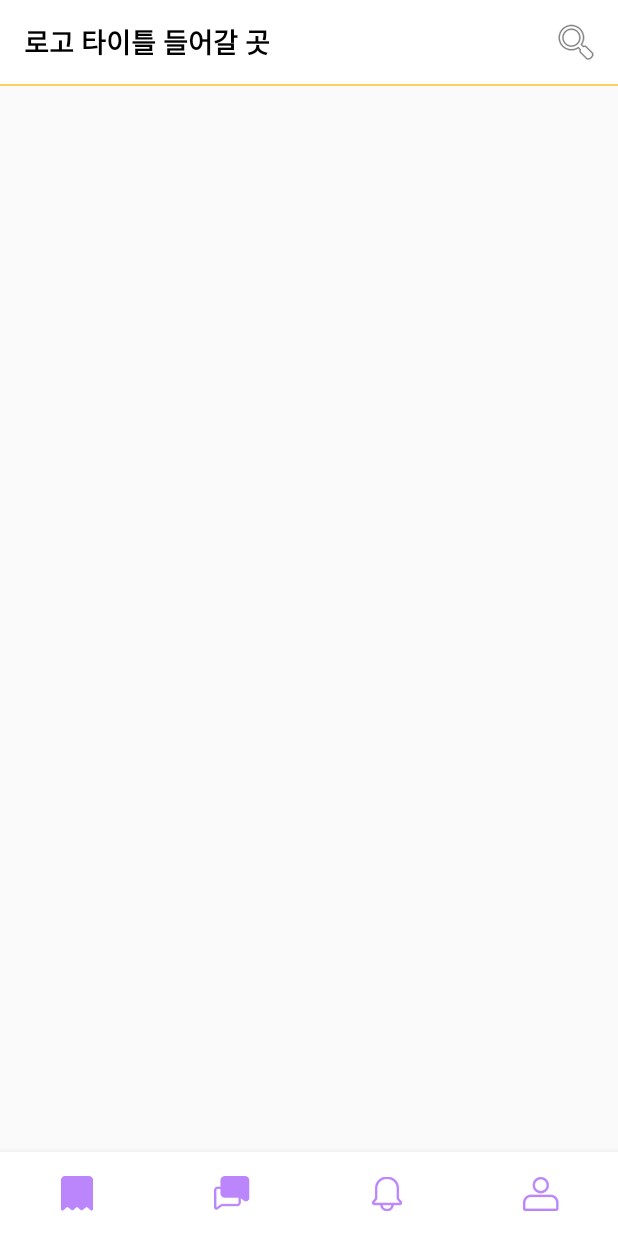
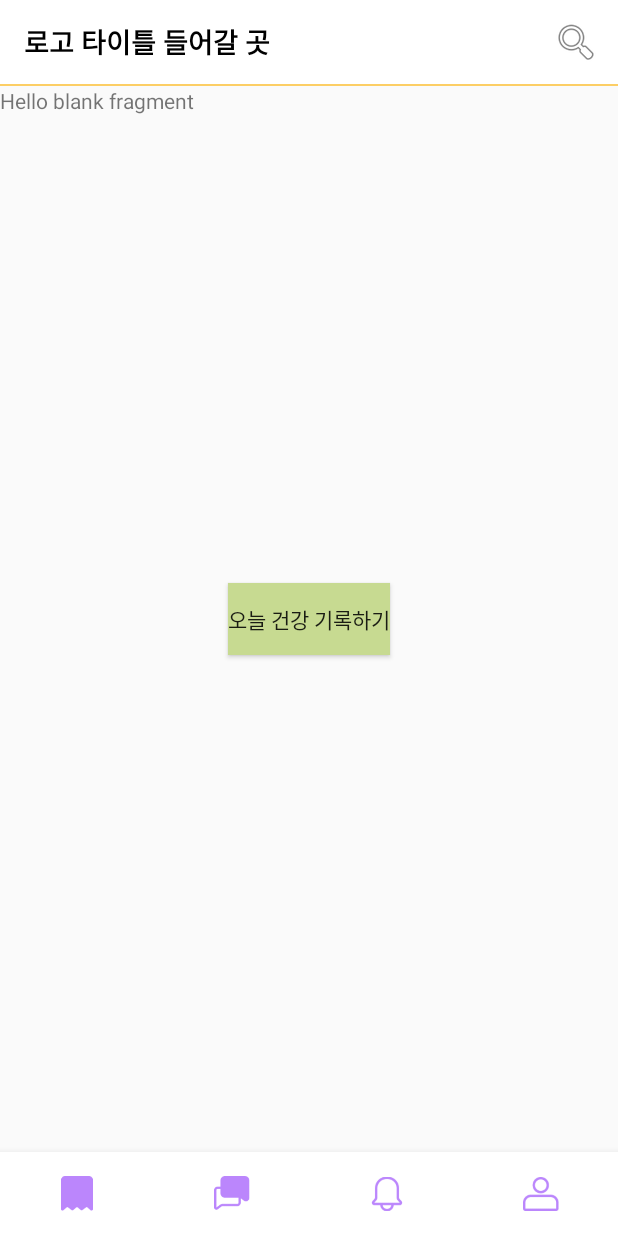
Before and after one commit to DogPlannet/android2, an Android app: the screen it shows after launch (MainActivity), on a phone screen of 412 x 824 dp. Run offline under Robolectric (Android 15) with nearby library versions, the phone set to English and light mode, and no system bars.

Commit message:
플래그먼트 테스트

```diff
--- a/app/src/main/java/com/example/umc_pj/NaviHomeFragment.kt
+++ b/app/src/main/java/com/example/umc_pj/homepackage/NaviHomeFragment.kt
@@ -1,25 +1,37 @@
-package com.example.umc_pj
+package com.example.umc_pj.homepackage
 
 import android.os.Bundle
+import android.util.Log
 import androidx.fragment.app.Fragment
 import android.view.LayoutInflater
 import android.view.View
 import android.view.ViewGroup
+import android.widget.Toast
+import androidx.fragment.app.FragmentTransaction
+import com.example.umc_pj.R
+import com.example.umc_pj.databinding.FragmentHomeRecordBinding
+import com.example.umc_pj.databinding.FragmentNaviHomeBinding
 
 // TODO: Rename parameter arguments, choose names that match
 // the fragment initialization parameters, e.g. ARG_ITEM_NUMBER
 private const val ARG_PARAM1 = "param1"
 private const val ARG_PARAM2 = "param2"
+var RecordPage = HomeRecord()
 
 /**
  * A simple [Fragment] subclass.
  * Use the [NaviHomeFragment.newInstance] factory method to
  * create an instance of this fragment.
  */
-class NaviHomeFragment : Fragment() {
+class NaviHomeFragment : Fragment(){
     // TODO: Rename and change types of parameters
     private var param1: String? = null
     private var param2: String? = null
+    private var _binding: FragmentNaviHomeBinding? = null
+    // This property is only valid between onCreateView and
+    // onDestroyView.
+    private val binding get() = _binding!!
+
 
     override fun onCreate(savedInstanceState: Bundle?) {
         super.onCreate(savedInstanceState)
@@ -30,12 +42,31 @@ class NaviHomeFragment : Fragment() {
     }
 
     override fun onCreateView(
-        inflater: LayoutInflater, container: ViewGroup?,
+        inflater: LayoutInflater,
+        container: ViewGroup?,
         savedInstanceState: Bundle?
     ): View? {
-        // Inflate the layout for this fragment
-        return inflater.inflate(R.layout.fragment_navi_home, container, false)
+        _binding = FragmentNaviHomeBinding.inflate(inflater, container, false)
+        val view = binding.root
+        return view
     }
+    override fun onActivityCreated(savedInstanceState: Bundle?) {
+        super.onActivityCreated(savedInstanceState)
+        binding.recordbtn.setOnClickListener {
+            goRecordPage()
+        }
+    }
+
+    fun goRecordPage(){
+        parentFragmentManager.beginTransaction()
+            .replace(R.id.main_frm, RecordPage)
+            .addToBackStack(null)
+            .setTransition(FragmentTransaction.TRANSIT_FRAGMENT_OPEN)
+            .commit()
+    }
+
+
+
 
     companion object {
         /**
@@ -56,4 +87,10 @@ class NaviHomeFragment : Fragment() {
                 }
             }
     }
+    //메모리 누수 방지
+    override fun onDestroyView() {
+        super.onDestroyView()
+        _binding = null
+    }
+
 }
--- a/app/src/main/res/layout/activity_main.xml
+++ b/app/src/main/res/layout/activity_main.xml
@@ -28,6 +28,7 @@
 
     </androidx.appcompat.widget.Toolbar>
     <View
+        android:id="@+id/toolbarline"
         android:layout_width="match_parent"
         android:layout_height="1dp"
         android:background="#FCCE65"
@@ -38,7 +39,7 @@
         android:layout_height="0dp"
         app:layout_constraintEnd_toEndOf="parent"
         app:layout_constraintStart_toStartOf="parent"
-        app:layout_constraintTop_toTopOf="parent"
+        app:layout_constraintTop_toBottomOf="@+id/toolbarline"
         app:layout_constraintBottom_toTopOf="@id/main_bnv">
     </FrameLayout>
 
--- a/app/src/main/res/layout/fragment_navi_home.xml
+++ b/app/src/main/res/layout/fragment_navi_home.xml
@@ -1,24 +1,29 @@
 <?xml version="1.0" encoding="utf-8"?>
 <FrameLayout xmlns:android="http://schemas.android.com/apk/res/android"
+    android:id="@+id/homecontainer"
     xmlns:tools="http://schemas.android.com/tools"
     android:layout_width="match_parent"
     android:layout_height="match_parent"
     xmlns:app="http://schemas.android.com/apk/res-auto"
-    tools:context=".NaviHomeFragment">
+    tools:context=".homepackage.HomeRecord">
     <androidx.constraintlayout.widget.ConstraintLayout
         android:layout_width="match_parent"
-        android:layout_height="match_parent">
-
-
-
+        android:layout_height="match_parent"><!-- TODO: Update blank fragment layout -->
         <TextView
             android:layout_width="match_parent"
+            android:layout_height="match_parent"
+            android:text="@string/hello_blank_fragment" />
+
+        <Button
+            android:id="@+id/recordbtn"
+            android:layout_width="wrap_content"
             android:layout_height="wrap_content"
-            android:text="홈"
-            app:layout_constraintTop_toBottomOf="parent"/>
-
+            android:text="오늘 건강 기록하기"
+            android:background="#C7DA91"
+            app:layout_constraintStart_toStartOf="parent"
+            app:layout_constraintEnd_toEndOf="parent"
+            app:layout_constraintTop_toTopOf="parent"
+            app:layout_constraintBottom_toBottomOf="parent"/>
     </androidx.constraintlayout.widget.ConstraintLayout>
 
-    <!-- TODO: Update blank fragment layout -->
-
 </FrameLayout>
```
Also changed, not shown: app/src/main/java/com/example/umc_pj/MainActivity.kt (+23 -15 lines), app/src/main/java/com/example/umc_pj/homepackage/HomeRecord.kt (added, +39 -0 lines), app/src/main/res/layout/fragment_home_record.xml (added, +25 -0 lines).
